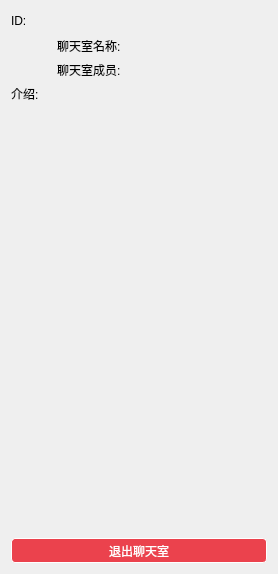
Old version of the form JChat/RoomInfoWidget.ui in the repository jpush/jchat-windows.
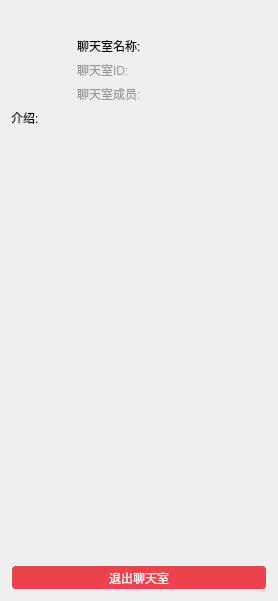
New version of the form. Icons and pictures are not drawn.

The edit to the form file:
```diff
--- a/JChat/RoomInfoWidget.ui
+++ b/JChat/RoomInfoWidget.ui
@@ -7,7 +7,7 @@
     <x>0</x>
     <y>0</y>
     <width>278</width>
-    <height>574</height>
+    <height>601</height>
    </rect>
   </property>
   <property name="windowTitle">
@@ -31,16 +31,6 @@
   <layout class="QVBoxLayout" name="verticalLayout">
    <item>
     <layout class="QHBoxLayout" name="horizontalLayout_4">
-     <item>
-      <widget class="QLabel" name="labelRoomId">
-       <property name="text">
-        <string>ID:</string>
-       </property>
-       <property name="textInteractionFlags">
-        <set>Qt::LinksAccessibleByMouse|Qt::TextSelectableByMouse</set>
-       </property>
-      </widget>
-     </item>
      <item>
       <spacer name="horizontalSpacer_2">
        <property name="orientation">
@@ -69,14 +59,14 @@
       <widget class="QLabel" name="labelAvatar">
        <property name="minimumSize">
         <size>
-         <width>40</width>
-         <height>40</height>
+         <width>60</width>
+         <height>60</height>
         </size>
        </property>
        <property name="maximumSize">
         <size>
-         <width>40</width>
-         <height>40</height>
+         <width>60</width>
+         <height>60</height>
         </size>
        </property>
        <property name="text">
@@ -105,8 +95,30 @@
          </property>
         </widget>
        </item>
+       <item>
+        <widget class="QLabel" name="labelRoomId">
+         <property name="styleSheet">
+          <string notr="true">QLabel
+{
+	color: rgb(153, 153, 153);
+}</string>
+         </property>
+         <property name="text">
+          <string>聊天室ID:</string>
+         </property>
+         <property name="textInteractionFlags">
+          <set>Qt::LinksAccessibleByMouse|Qt::TextSelectableByMouse</set>
+         </property>
+        </widget>
+       </item>
        <item>
         <widget class="QLabel" name="labelMembers">
+         <property name="styleSheet">
+          <string notr="true">QLabel
+{
+	color: rgb(153, 153, 153);
+}</string>
+         </property>
          <property name="text">
           <string>聊天室成员:</string>
          </property>
```
